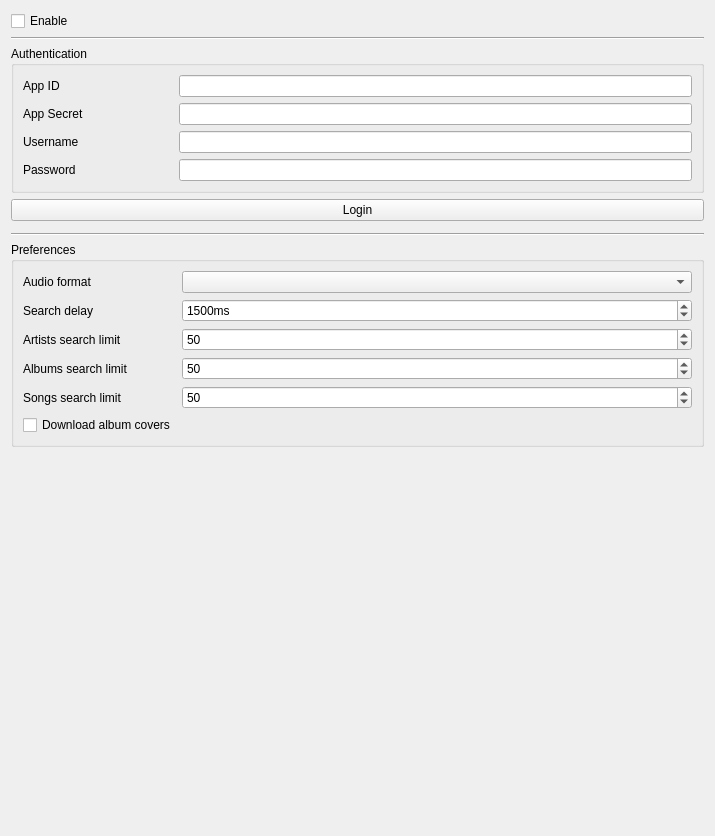
Above: src/settings/qobuzsettingspage.ui from strawberrymusicplayer/strawberry before the change. Below: the same form after it.
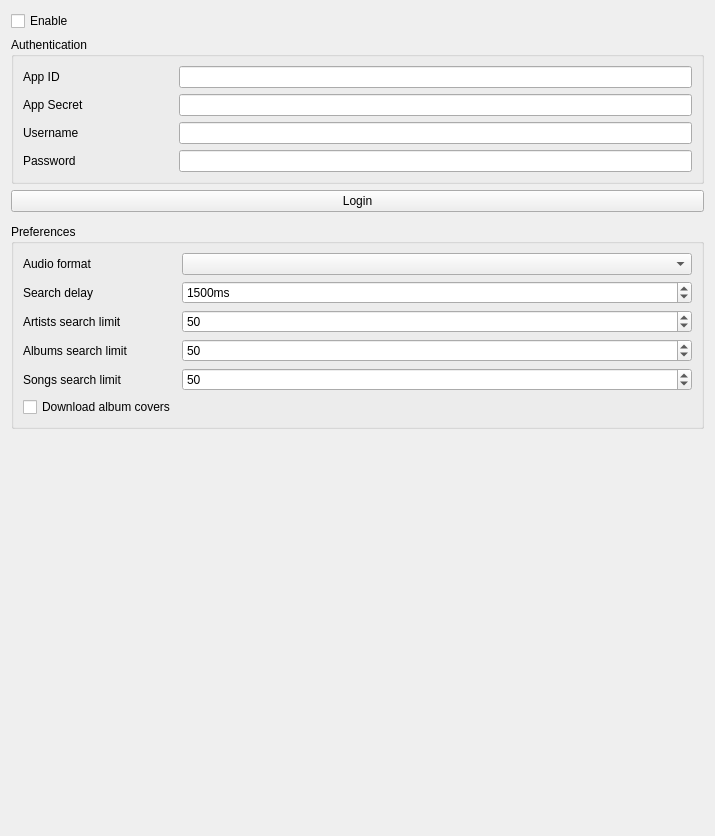
That is the form after the change. Icons and pictures are not drawn. Custom widgets are drawn as their Qt base class.

Commit message: Remove all lines in settings

Patch:
```diff
--- a/src/settings/qobuzsettingspage.ui
+++ b/src/settings/qobuzsettingspage.ui
@@ -21,13 +21,6 @@
      </property>
     </widget>
    </item>
-   <item>
-    <widget class="Line" name="line_1">
-     <property name="orientation">
-      <enum>Qt::Horizontal</enum>
-     </property>
-    </widget>
-   </item>
    <item>
     <widget class="QGroupBox" name="credential_group">
      <property name="sizePolicy">
@@ -107,13 +100,6 @@
    <item>
     <widget class="LoginStateWidget" name="login_state" native="true"/>
    </item>
-   <item>
-    <widget class="Line" name="line_2">
-     <property name="orientation">
-      <enum>Qt::Horizontal</enum>
-     </property>
-    </widget>
-   </item>
    <item>
     <widget class="QGroupBox" name="groupbox_preferences">
      <property name="title">
```
The commit also changes 9 other files.
